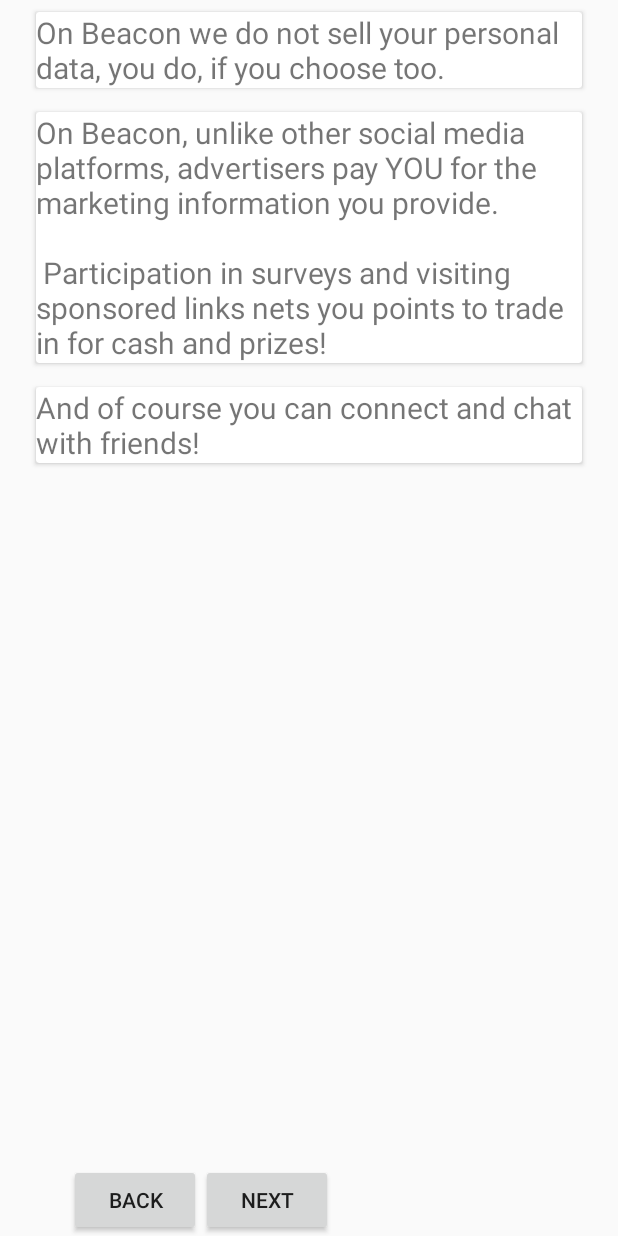
After one commit to gkontos89/Beacon, an Android app: the layout activity_primary_welcome.xml on its own in the app's theme, with its tools: preview values and no code run, on a phone screen of 412 x 824 dp. The commit adds this screen. Run offline under Robolectric (Android 15) with nearby library versions, the phone set to English and light mode, and no system bars.

Commit message:
started on new log and welcome screens

```diff
--- a/app/src/main/res/drawable/beacon_off_mini.xml
+++ b/app/src/main/res/drawable/beacon_off_mini.xml
@@ -2,7 +2,7 @@
 <selector xmlns:android="http://schemas.android.com/apk/res/android">
     <item>
         <shape android:shape="oval">
-            <solid android:color="#c7191c"/>
+            <solid android:color="#646161"/>
             <size android:width="20dp" android:height="20dp"/>
         </shape>
     </item>
--- a/app/src/main/res/layout/activity_home.xml
+++ b/app/src/main/res/layout/activity_home.xml
@@ -154,7 +154,7 @@
             android:layout_height="match_parent"
             android:orientation="horizontal">
 
-            <com.marshmallow.beacon.ui.DemandButton
+            <com.marshmallow.beacon.ui.StatusButton
                 android:id="@+id/demand_button"
                 android:layout_width="wrap_content"
                 android:layout_height="wrap_content"
--- /dev/null
+++ b/app/src/main/res/layout/activity_primary_welcome.xml
@@ -0,0 +1,77 @@
+<?xml version="1.0" encoding="utf-8"?>
+<RelativeLayout xmlns:android="http://schemas.android.com/apk/res/android"
+    android:layout_width="match_parent"
+    android:layout_height="match_parent"
+    android:gravity="center_horizontal"
+    android:paddingLeft="16dp"
+    android:paddingRight="16dp">
+
+    <android.support.v7.widget.CardView
+        android:id="@+id/first_card"
+        android:layout_width="match_parent"
+        android:layout_height="wrap_content"
+        android:layout_margin="8dp">
+
+        <TextView
+            android:layout_width="match_parent"
+            android:layout_height="wrap_content"
+            android:textSize="20sp"
+            android:text="@string/welcome_primary_first_card"/>
+
+    </android.support.v7.widget.CardView>
+
+    <android.support.v7.widget.CardView
+        android:id="@+id/second_card"
+        android:layout_width="match_parent"
+        android:layout_height="wrap_content"
+        android:layout_below="@id/first_card"
+        android:layout_margin="8dp">
+
+        <TextView
+            android:layout_width="match_parent"
+            android:layout_height="wrap_content"
+            android:textSize="20sp"
+            android:text="@string/welcome_primary_second_card"/>
+
+    </android.support.v7.widget.CardView>
+
+    <android.support.v7.widget.CardView
+        android:id="@+id/third_card"
+        android:layout_width="match_parent"
+        android:layout_height="wrap_content"
+        android:layout_below="@id/second_card"
+        android:layout_margin="8dp">
+
+        <TextView
+            android:layout_width="match_parent"
+            android:layout_height="wrap_content"
+            android:textSize="20sp"
+            android:text="@string/welcome_primary_third_card"/>
+
+    </android.support.v7.widget.CardView>
+
+    <LinearLayout
+        android:layout_width="match_parent"
+        android:layout_height="wrap_content"
+        android:layout_alignParentBottom="true"
+        android:layout_alignParentEnd="true"
+        android:gravity="bottom"
+        android:layout_marginStart="30dp"
+        android:layout_marginEnd="30dp"
+        android:orientation="horizontal">
+
+        <Button
+            android:id="@+id/welcome_primary_back_button"
+            android:layout_width="wrap_content"
+            android:layout_height="wrap_content"
+            android:text="@string/welcome_primary_back_button_text" />
+
+        <Button
+            android:id="@+id/welcome_primary_next_button"
+            android:layout_width="wrap_content"
+            android:layout_height="wrap_content"
+            android:text="@string/welcome_primary_next_button_text" />
+
+    </LinearLayout>
+
+</RelativeLayout>
--- a/app/src/main/res/values/strings.xml
+++ b/app/src/main/res/values/strings.xml
@@ -17,7 +17,7 @@
     <string name="supply_status_off_text">Contacts are being notified you have no supply </string>
     <string name="demand_status_on_text">Contacts are being notified you are in demand </string>
     <string name="demand_status_off_text">Contacts are being notified you are not in demand </string>
-    <string name="welcome_string">Welcome to Beacon!</string>
+    <string name="login_main_string">Welcome to Beacon!</string>
     <string name="username_hint">Username</string>
     <string name="password_hint">Password</string>
     <string name="login_button_text">Log In</string>
@@ -39,4 +39,12 @@
     <string name="incoming_requests_title_text">Received Contact Requests</string>
     <string name="outgoing_requests_title_text">Sent Contact Requests</string>
     <string name="outgoing_requests_home_title">Sent Contact Requests</string>
+    <string name="login_secondary_string">The social marketing platform where you are in control of your personal data.</string>
+    <string name="welcome_primary_back_button_text">Back</string>
+    <string name="welcome_primary_next_button_text">Next</string>
+    <string name="welcome_primary_first_card">On Beacon we do not sell your personal data, you do, if you choose too.</string>
+    <string name="welcome_primary_second_card">On Beacon, unlike other social media platforms, advertisers pay YOU for the marketing information you provide.\n\n
+    Participation in surveys and visiting sponsored links nets you points to trade in for cash and prizes!</string>
+    <string name="welcome_primary_third_card">And of course you can connect and chat with friends!</string>
+
 </resources>
```
Also changed, not shown: app/src/main/java/com/marshmallow/beacon/backend/BeaconBackend.java (+0 -22 lines), app/src/main/java/com/marshmallow/beacon/backend/BeaconBackendInterface.java (+0 -12 lines), app/src/main/java/com/marshmallow/beacon/backend/FirebaseBackend.java (+0 -76 lines), app/src/main/java/com/marshmallow/beacon/models/CommunityEvent.java (deleted, +0 -37 lines), app/src/main/java/com/marshmallow/beacon/models/UserEvent.java (deleted, +0 -46 lines), app/src/main/java/com/marshmallow/beacon/ui/DemandButton.java (deleted, +0 -59 lines), app/src/main/java/com/marshmallow/beacon/ui/StatusButton.java (renamed from app/src/main/java/com/marshmallow/beacon/ui/SupplyButton.java, +11 -15 lines), app/src/main/res/drawable/beacon_off.xml (deleted, +0 -10 lines), app/src/main/res/drawable/beacon_on.xml (deleted, +0 -10 lines), app/src/main/res/layout/activity_login.xml (+11 -5 lines).
